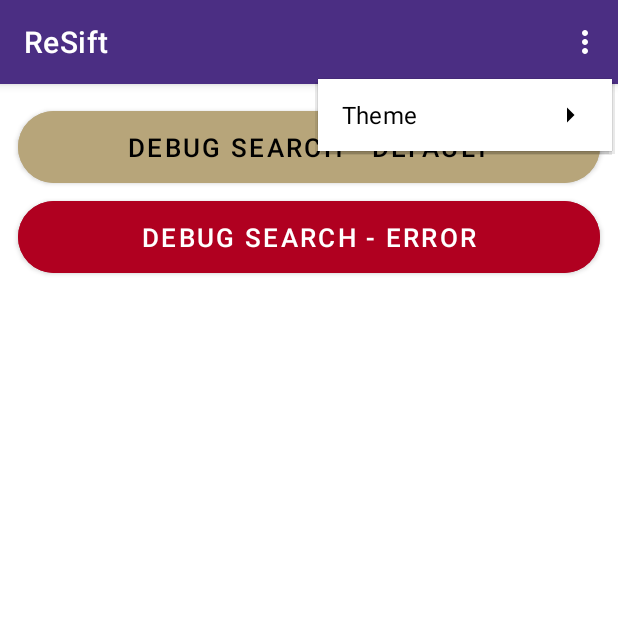
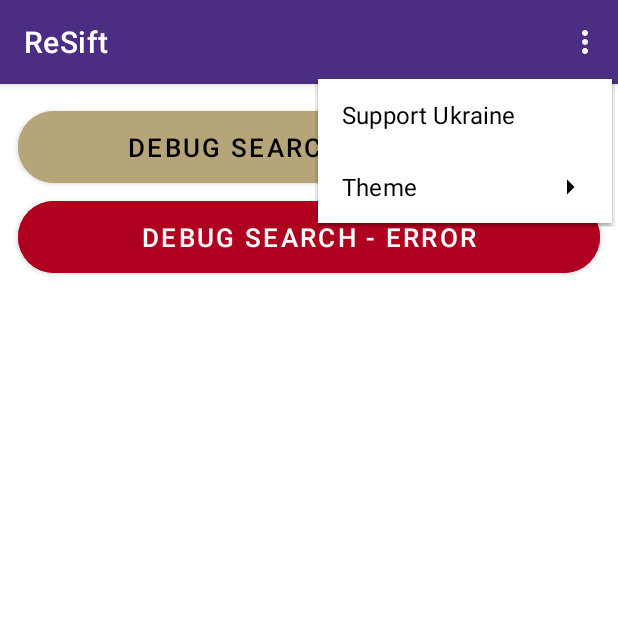
Before and after one commit to Team-Mesa/ReSIFT-Capstone, an Android app: the screen it shows after launch (MainActivity), with the options menu open, on a phone screen of 412 x 824 dp, the top half of it. Run offline under Robolectric (Android 15) with nearby library versions, the phone set to English and light mode, and no system bars.

Commit message:
Add support ukraine

```diff
--- a/ReSift/app/src/main/java/edu/uw/minh2804/resift/MainActivity.kt
+++ b/ReSift/app/src/main/java/edu/uw/minh2804/resift/MainActivity.kt
@@ -2,6 +2,7 @@ package edu.uw.minh2804.resift
 
 import android.content.Context
 import android.content.Intent
+import android.net.Uri
 import android.os.Bundle
 import android.view.Menu
 import android.view.MenuItem
@@ -39,7 +40,7 @@ class MainActivity : AppCompatActivity(R.layout.activity_main) {
 		menuInflater.inflate(R.menu.activity_main, menu)
 		optionsMenu = menu!!
 		if (themePreference != -1) {
-			optionsMenu.findItem(themePreference).apply { isChecked = true }
+			optionsMenu.findItem(themePreference)?.apply { isChecked = true }
 		} else {
 			optionsMenu.findItem(R.id.action_theme_system_default).apply { isChecked = true }
 		}
@@ -48,6 +49,10 @@ class MainActivity : AppCompatActivity(R.layout.activity_main) {
 
 	override fun onOptionsItemSelected(item: MenuItem): Boolean {
 		when (item.itemId) {
+			R.id.action_support_ukraine -> {
+				val browserIntent = Intent(Intent.ACTION_VIEW, Uri.parse("https://donate.redcrossredcrescent.org/ua/donate"))
+				startActivity(browserIntent)
+			}
 			R.id.action_theme_system_default -> updateTheme(R.id.action_theme_system_default)
 			R.id.action_theme_light -> updateTheme(R.id.action_theme_light)
 			R.id.action_theme_dark -> updateTheme(R.id.action_theme_dark)
--- a/ReSift/app/src/main/java/edu/uw/minh2804/resift/fragments/RelatedArticleCardBodyFragment.kt
+++ b/ReSift/app/src/main/java/edu/uw/minh2804/resift/fragments/RelatedArticleCardBodyFragment.kt
@@ -32,13 +32,11 @@ class RelatedArticleCardBodyFragment : Fragment(R.layout.fragment_related_articl
 
 	override fun onViewCreated(view: View, savedInstanceState: Bundle?) {
 		super.onViewCreated(view, savedInstanceState)
-
 		val listView = (view as RecyclerView).apply {
 			adapter = ArticleListAdapter(context)
 			layoutManager = LinearLayoutManager(context)
 			addItemDecoration(DividerDecoration(ContextCompat.getDrawable(context, R.drawable.shape_all_divider)!!))
 		}
-
 		viewModel.relatedArticles.observe(viewLifecycleOwner) {
 			(listView.adapter as ArticleListAdapter).submitList(it)
 		}
--- /dev/null
+++ b/ReSift/app/src/main/res/drawable/ic_toolbar_main_support.xml
@@ -0,0 +1,12 @@
+<vector
+	xmlns:android="http://schemas.android.com/apk/res/android"
+	android:width="24dp"
+	android:height="24dp"
+	android:viewportWidth="24"
+	android:viewportHeight="24"
+	>
+	<path
+		android:fillColor="?attr/colorOnPrimary"
+		android:pathData="M12,2C6.48,2 2,6.48 2,12c0,5.52 4.48,10 10,10s10,-4.48 10,-10C22,6.48 17.52,2 12,2zM19.46,9.12l-2.78,1.15c-0.51,-1.36 -1.58,-2.44 -2.95,-2.94l1.15,-2.78C16.98,5.35 18.65,7.02 19.46,9.12zM12,15c-1.66,0 -3,-1.34 -3,-3s1.34,-3 3,-3s3,1.34 3,3S13.66,15 12,15zM9.13,4.54l1.17,2.78c-1.38,0.5 -2.47,1.59 -2.98,2.97L4.54,9.13C5.35,7.02 7.02,5.35 9.13,4.54zM4.54,14.87l2.78,-1.15c0.51,1.38 1.59,2.46 2.97,2.96l-1.17,2.78C7.02,18.65 5.35,16.98 4.54,14.87zM14.88,19.46l-1.15,-2.78c1.37,-0.51 2.45,-1.59 2.95,-2.97l2.78,1.17C18.65,16.98 16.98,18.65 14.88,19.46z"
+		/>
+</vector>
--- a/ReSift/app/src/main/res/menu/activity_main.xml
+++ b/ReSift/app/src/main/res/menu/activity_main.xml
@@ -2,6 +2,12 @@
 <menu
 	xmlns:android="http://schemas.android.com/apk/res/android" xmlns:app="http://schemas.android.com/apk/res-auto"
 	>
+	<item
+		android:id="@+id/action_support_ukraine"
+		android:icon="@drawable/ic_toolbar_main_support"
+		android:title="@string/toolbar_main_support_ukraine"
+		app:showAsAction="never"
+		/>
 	<item
 		android:id="@+id/action_theme_setting"
 		android:icon="@drawable/ic_toolbar_main_theme_setting"
--- a/ReSift/app/src/main/res/values/strings.xml
+++ b/ReSift/app/src/main/res/values/strings.xml
@@ -34,6 +34,7 @@
 	<string name="card_result_not_found">Result Not Found</string>
 	<string name="related_articles_card_title">Related Articles</string>
 	<string name="sift_share_result">Share</string>
+	<string name="toolbar_main_support_ukraine">Support Ukraine</string>
 	<string name="toolbar_main_theme_setting">Theme</string>
 
 	<!-- Keys -->
```
